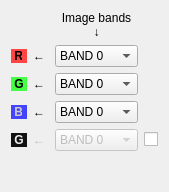
Old version of the form Code/Common/Gui/mvdColorSetupWidget.ui in the repository orfeotoolbox/OTB.
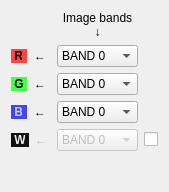
New version of the form.

Commit message: ENH: Updated color-dynamics (grayscale-mode).

The edit to the form file:
```diff
--- a/Code/Common/Gui/mvdColorSetupWidget.ui
+++ b/Code/Common/Gui/mvdColorSetupWidget.ui
@@ -36,7 +36,7 @@
           </sizepolicy>
          </property>
          <property name="text">
-          <string>&lt;span style=&quot;color:#EEEEEE;background-color:#111111&quot;&gt;&amp;nbsp;&lt;b&gt;G&lt;/b&gt;&amp;nbsp;&lt;/span&gt;</string>
+          <string>&lt;span style=&quot;color:#EEEEEE;background-color:#111111&quot;&gt;&amp;nbsp;&lt;b&gt;W&lt;/b&gt;&amp;nbsp;&lt;/span&gt;</string>
          </property>
         </widget>
        </item>
```
The commit also changes 17 other files.
